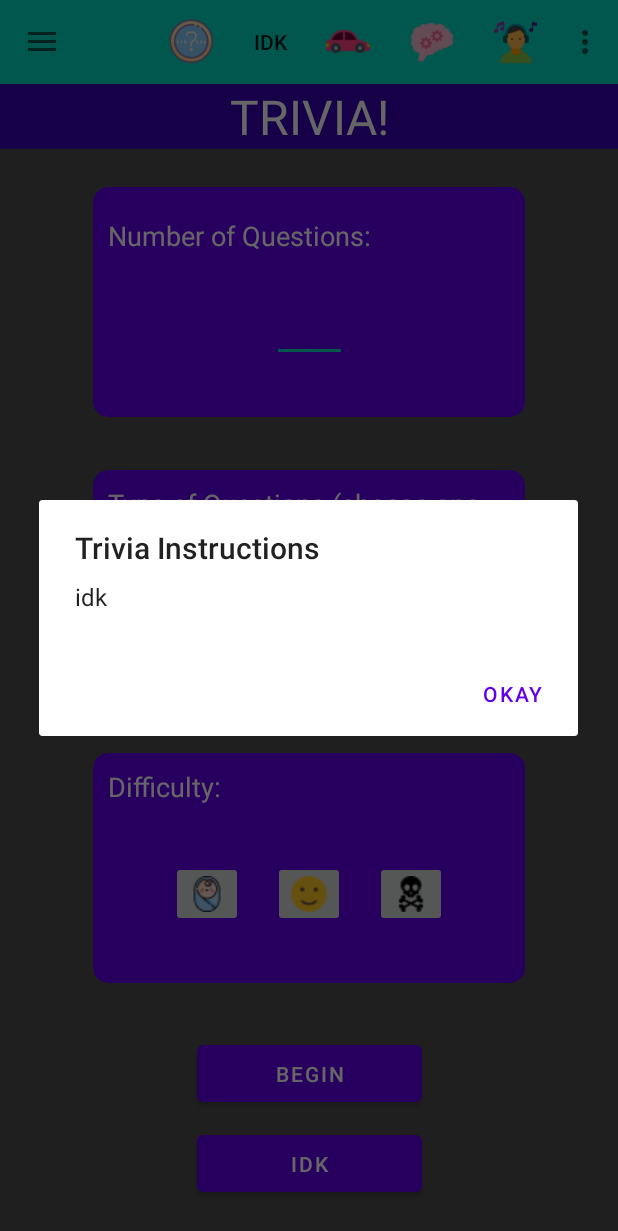
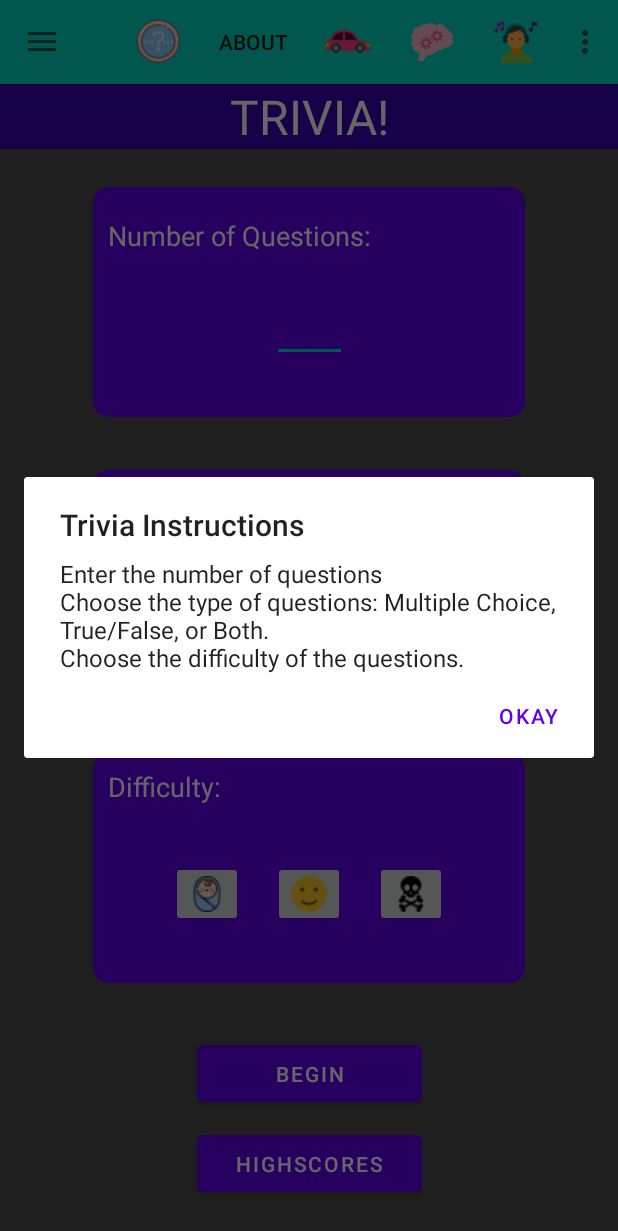
Before and after one commit to ehsan-code1/Android, an Android app: the TriviaActivityLanding screen opened directly, with no data from a screen before it, after a tap on an icon or button, on a phone screen of 412 x 824 dp. Shown: the top 1231 px of the screen. Run offline under Robolectric (Android 15) with nearby library versions, the light colour scheme and no system bars; Roboto replaces fonts that are not available here.

Commit message:
Corrects more translations for Trivia section

```diff
--- a/app/src/main/res/values/strings.xml
+++ b/app/src/main/res/values/strings.xml
@@ -74,11 +74,11 @@
     <string name="view_details">View Details</string>
     <string name="model_id">Model ID: </string>
     <string name="make_id">Make ID: </string>
-    <string name="t_about">idk</string>
-    <string name="t_landing_help">idk</string>
-    <string name="t_quiz_help">idk</string>
-    <string name="t_lb_help">idk</string>
-    <string name="t_go_to_leaderboards">idk</string>
+    <string name="t_about">About</string>
+    <string name="t_landing_help">Enter the number of questions\nChoose the type of questions: Multiple Choice, True/False, or Both.\nChoose the difficulty of the questions.</string>
+    <string name="t_quiz_help">Select a question from the list, and choose an answer.\nOnce you have answered all questions, you may submit the quiz.</string>
+    <string name="t_lb_help">Input your name and join the leaderboards!\nLong click on any leaderboard entry to show a popup with more information.</string>
+    <string name="t_go_to_leaderboards">Highscores</string>
     <string name="t_lb_hs_username">%s. %s</string>
     <string name="open" translatable="false" />
     <string name="close" translatable="false" />
```
